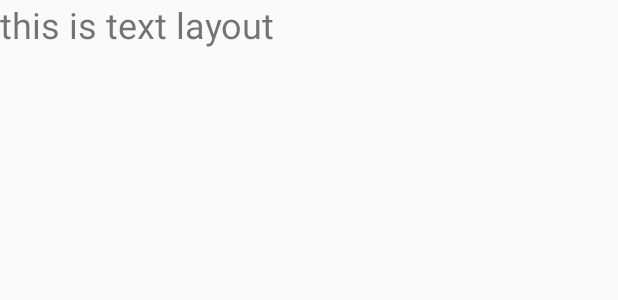
After one commit to HWguolifeng/MyNotification, an Android app: the layout activity_notification.xml on its own in the app's theme, with its tools: preview values and no code run, on a phone screen of 412 x 824 dp. The commit adds this screen. Shown: the top 300 px of the screen. Run offline under Robolectric (Android 15) with nearby library versions, the phone set to English and light mode, and no system bars.

```diff
--- a/app/src/main/AndroidManifest.xml
+++ b/app/src/main/AndroidManifest.xml
@@ -16,6 +16,8 @@
                 <category android:name="android.intent.category.LAUNCHER"/>
             </intent-filter>
         </activity>
+        <activity android:name=".NotificationActivity">
+        </activity>
     </application>
 
 </manifest>
--- /dev/null
+++ b/app/src/main/res/layout/activity_notification.xml
@@ -0,0 +1,14 @@
+<?xml version="1.0" encoding="utf-8"?>
+<LinearLayout xmlns:android="http://schemas.android.com/apk/res/android"
+              android:layout_width="match_parent"
+              android:layout_height="match_parent"
+              android:orientation="vertical">
+
+    <TextView
+        android:layout_width="match_parent"
+        android:layout_height="match_parent"
+        android:layout_gravity="center"
+        android:text="@string/this_is_text_layout"
+        android:textSize="24sp"/>
+
+</LinearLayout>
--- a/app/src/main/res/values/strings.xml
+++ b/app/src/main/res/values/strings.xml
@@ -1,4 +1,5 @@
 <resources>
     <string name="app_name">MyNotification</string>
     <string name="send_notice">Send notice</string>
+    <string name="this_is_text_layout">this is text layout</string>
 </resources>
```
Also changed, not shown: app/src/main/java/com/guolifeng/android/mynotification/MainActivity.java (+7 -0 lines), app/src/main/java/com/guolifeng/android/mynotification/NotificationActivity.java (added, +19 -0 lines).
